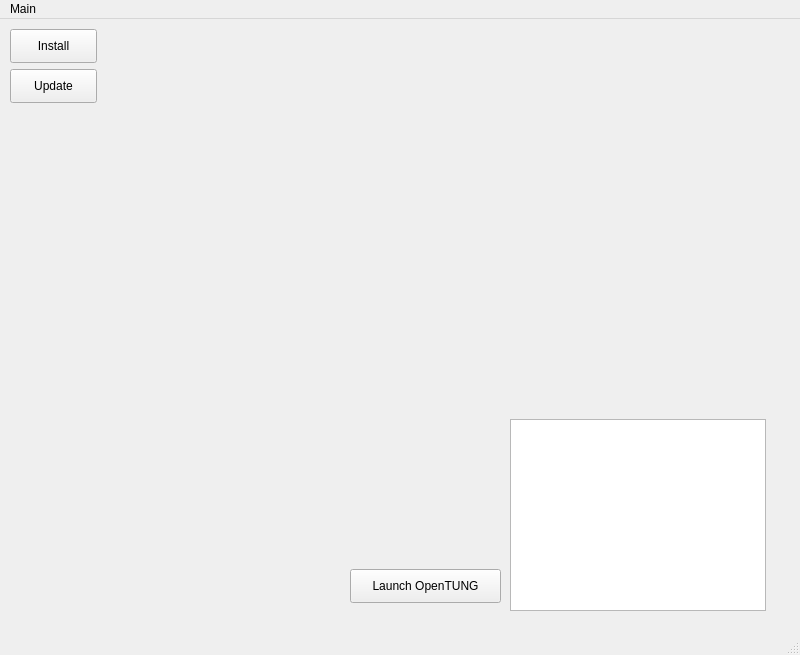
Ruthenic/opentung-launcher, file main.ui: the form before one commit.
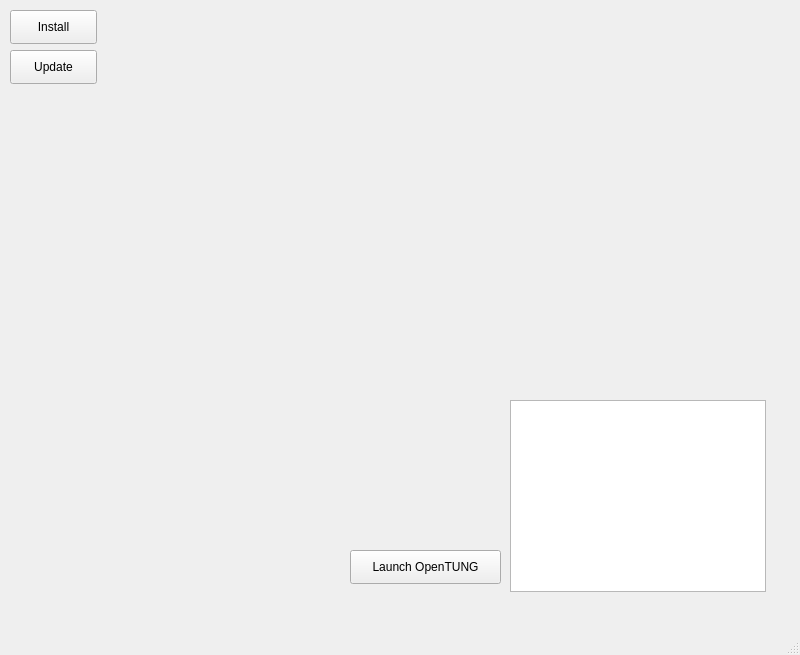
The form after the commit.

Commit message: solve some merge things hopefully

The edit to the form file:
```diff
--- a/main.ui
+++ b/main.ui
@@ -68,23 +68,6 @@
    </widget>
   </widget>
   <widget class="QStatusBar" name="statusbar"/>
-  <widget class="QMenuBar" name="menubar">
-   <property name="geometry">
-    <rect>
-     <x>0</x>
-     <y>0</y>
-     <width>800</width>
-     <height>30</height>
-    </rect>
-   </property>
-   <widget class="QMenu" name="menuMain">
-    <property name="title">
-     <string>Main</string>
-    </property>
-    <addaction name="actionAbout"/>
-   </widget>
-   <addaction name="menuMain"/>
-  </widget>
   <action name="actionHelp">
    <property name="text">
     <string>Help</string>
```
Left out of the diff: 5 changed lines with no effect on the pictures. The commit also changes 1 other file.
